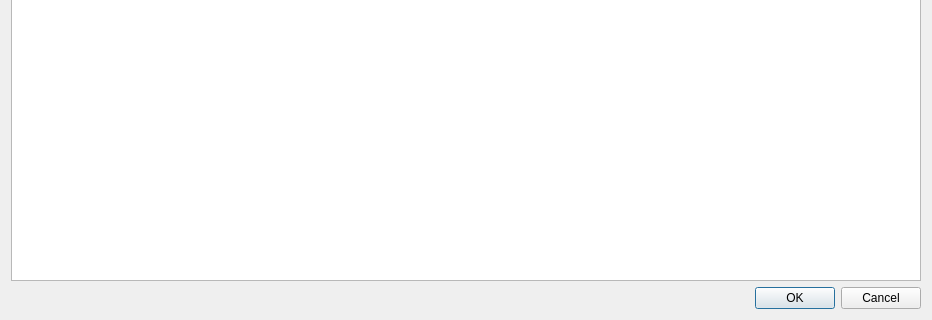
The window that projet-musique/core/dialogchoixpochette.ui (toopoormaghell/projet-musique) describes before a commit, drawn with Qt 5; both pictures show x 0 to 932 and y 282 to 602 of the 932 by 602 pixel window.
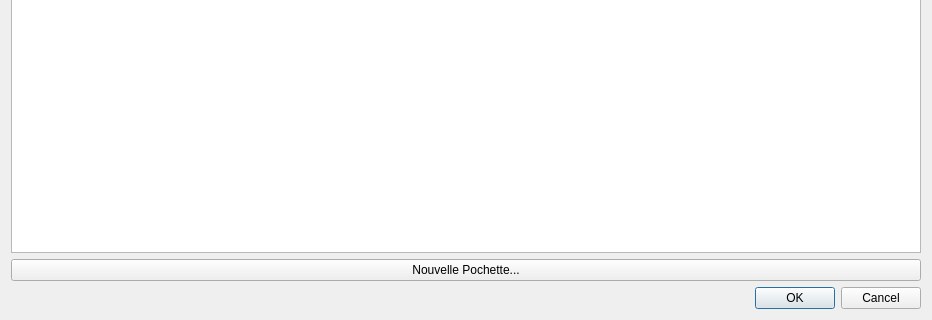
The same window after the commit.

Diff of the .ui file:
```diff
--- a/projet-musique/core/dialogchoixpochette.ui
+++ b/projet-musique/core/dialogchoixpochette.ui
@@ -40,6 +40,13 @@
      </property>
     </widget>
    </item>
+   <item>
+    <widget class="QPushButton" name="NewPoch">
+     <property name="text">
+      <string>Nouvelle Pochette...</string>
+     </property>
+    </widget>
+   </item>
    <item>
     <widget class="QDialogButtonBox" name="buttonBox">
      <property name="orientation">
```
